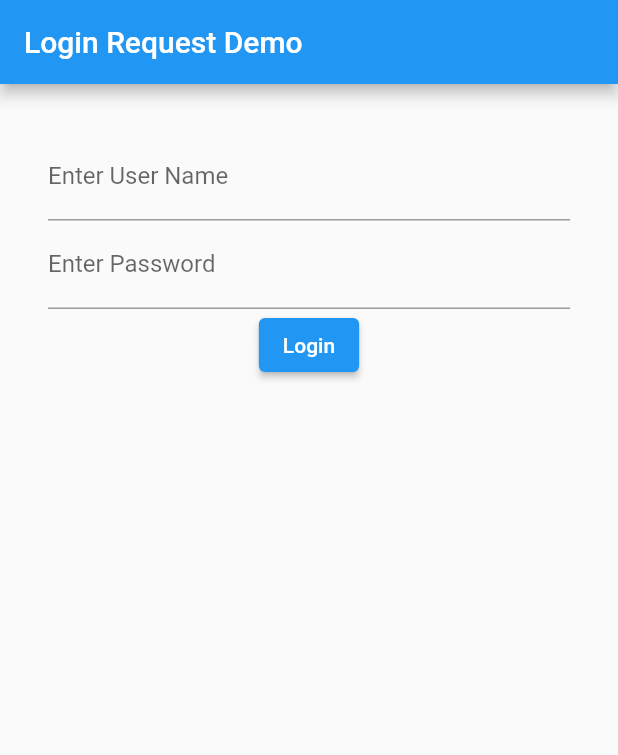
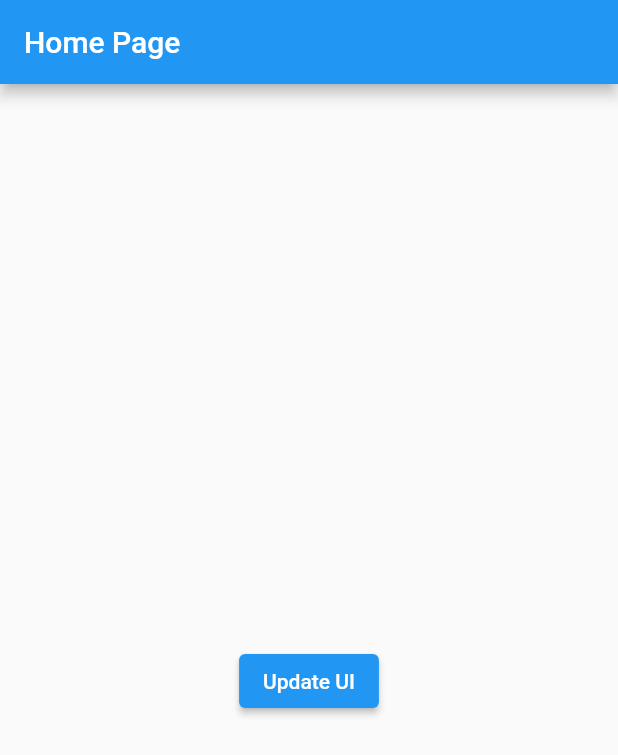
Before and after one commit to 4643880/Tech-Flutter, a Flutter app: the screen it shows after launch, on a phone screen of 412 x 824 dp. Shown: the top 755 px of the screen. Run offline on Flutter 3.47's test engine with Material 2 defaults, Android fonts, the phone set to English and light mode, and no system bars; accounts and stored records are empty.

Commit message:
Generic Model & Provider Ends Here

```diff
--- /dev/null
+++ b/lib/api_response.dart
@@ -0,0 +1,64 @@
+class ApiResponse<T extends AppDataModel> {
+  String? message;
+  int? statusCode;
+  T? data;
+
+  ApiResponse({
+    required this.message,
+    required this.statusCode,
+    required this.data,
+  });
+
+  ApiResponse.fromJson(Map<String, dynamic> json, T myData) {
+    message = json["message"];
+    statusCode = json["statusCode"];
+    data = myData;
+  }
+
+  Map<String, dynamic> toJson() {
+    return {
+      "message": message,
+      "statusCode": statusCode,
+      "data": data?.toJson(),
+    };
+  }
+}
+
+abstract class AppDataModel {
+  Map<String, dynamic> toJson();
+}
+
+class AppUserModel extends AppDataModel {
+  int? id;
+  String? email;
+  String? phone;
+  String? password;
+  String? accessToken;
+
+  AppUserModel({
+    this.id,
+    this.email,
+    this.phone,
+    this.password,
+    this.accessToken,
+  });
+
+  AppUserModel.fromJson(Map<String, dynamic> json) {
+    id = json["id"];
+    email = json["email"];
+    phone = json["phone"];
+    password = json["password"];
+    accessToken = json["accessToken"];
+  }
+
+  @override
+  Map<String, dynamic> toJson() {
+    return {
+      "id": id,
+      "email": email,
+      "phone": phone,
+      "password": password,
+      "accessToken": accessToken,
+    };
+  }
+}
--- a/lib/login_page.dart
+++ /dev/null
@@ -1,113 +0,0 @@
-import 'package:flutter/material.dart';
-import 'package:tech_idara_app/main_page.dart';
-import 'package:tech_idara_app/models/login_model.dart';
-import 'dart:convert';
-import 'package:http/http.dart' as http;
-import 'package:shared_preferences/shared_preferences.dart';
-import 'dart:developer' as devtools show log;
-import 'dart:convert' as convert;
-
-extension Log on Object {
-  void log() => devtools.log(toString());
-}
-
-class LoginPage extends StatefulWidget {
-  const LoginPage({Key? key}) : super(key: key);
-
-  @override
-  State<LoginPage> createState() => _LoginPageState();
-}
-
-class _LoginPageState extends State<LoginPage> {
-  UserData? userData;
-  bool isLoading = false;
-  final TextEditingController _userNameController = TextEditingController();
-  final TextEditingController _passwordController = TextEditingController();
-
-  login(BuildContext context) async {
-    try {
-      setState(() {
-        isLoading = true;
-      });
-
-      // Api Starts Here
-      var url = Uri.http('ishaqhassan.com:2000', '/user/signin');
-      var response = await http.post(url, body: {
-        'email': _userNameController.text,
-        'password': _passwordController.text,
-      });
-
-      var jsonString = response.body;
-      var decodedJson = convert.jsonDecode(jsonString) as Map<String, dynamic>;
-      var result = LoginResponse.fromJson(decodedJson);
-      "Decoded".log();
-
-      // Saving object into shared preferences
-      final prefs = await SharedPreferences.getInstance();
-      await prefs.setString(
-        'CREDENTIALS',
-        jsonEncode(result.data?.toJson()),
-      );
-      "Saved in pref".log();
-
-      setState(() {
-        userData = result.data;
-        isLoading = false;
-        _userNameController.clear();
-        _passwordController.clear();
-      });
-      Navigator.popUntil(context, (route) => route.isFirst);
-      Navigator.of(context).pushReplacement(MaterialPageRoute(
-        builder: (context) => MainPage(),
-      ));
-      // await getAllCategories();
-    } catch (e) {
-      e.log();
-      "Something Went Wrong in Login API".log();
-    }
-  }
-
-  @override
-  Widget build(BuildContext context) {
-    return Scaffold(
-      appBar: AppBar(
-        title: const Text('Login Request Demo'),
-      ),
-      body: SingleChildScrollView(
-        child: Container(
-          child: Padding(
-            padding: const EdgeInsets.all(32.0),
-            child: Center(
-              child: Column(
-                children: [
-                  if (!isLoading) ...[
-                    TextField(
-                      controller: _userNameController,
-                      decoration:
-                          const InputDecoration(labelText: "Enter User Name"),
-                    ),
-                    TextField(
-                      controller: _passwordController,
-                      decoration:
-                          const InputDecoration(labelText: "Enter Password"),
-                    ),
-                    ElevatedButton(
-                      onPressed: () {
-                        login(context);
-                      },
-                      child: const Text("Login"),
-                    ),
-                  ],
-                  if (isLoading == true)
-                    const Center(
-                      child: CircularProgressIndicator(),
-                    )
-                ],
-              ),
-            ),
-          ),
-        ),
-      ),
-    );
-  }
-}
--- a/lib/main.dart
+++ b/lib/main.dart
@@ -1,21 +1,20 @@
 import 'dart:convert';
+
 import 'package:flutter/material.dart';
-import 'package:http/http.dart' as http;
-import 'package:shared_preferences/shared_preferences.dart';
-import 'package:tech_idara_app/login_page.dart';
-import 'dart:developer' as devtools show log;
-import 'dart:convert' as convert;
-
-import 'package:tech_idara_app/models/login_model.dart';
-
-import 'main_page.dart';
-
-extension Log on Object {
-  void log() => devtools.log(toString());
-}
+import 'package:provider/provider.dart';
+import 'package:tech_idara_app/api_response.dart';
 
 void main() {
   runApp(const MyApp());
+}
+
+class MyAppState extends ChangeNotifier {
+  AppUserModel? appUserModel;
+
+  updateUser(AppUserModel? newAppUserModel) {
+    appUserModel = newAppUserModel;
+    notifyListeners();
+  }
 }
 
 class MyApp extends StatelessWidget {
@@ -29,99 +28,67 @@ class MyApp extends StatelessWidget {
       theme: ThemeData(
         primarySwatch: Colors.blue,
       ),
-      home: HomeScreen(),
+      home: ChangeNotifierProvider<MyAppState>(
+        create: (context) => MyAppState(),
+        builder: (context, child) {
+          return const HomePage();
+        },
+      ),
     );
   }
 }
 
-class HomeScreen extends StatefulWidget {
-  HomeScreen({Key? key}) : super(key: key);
+class HomePage extends StatelessWidget {
+  const HomePage({Key? key}) : super(key: key);
 
-  @override
-  State<HomeScreen> createState() => _HomeScreenState();
+  AppUserModel? callApi() {
+    String json = """
+{
+    "message": "Success",
+    "statusCode": 200,
+    "data": {
+        "id": 5,
+        "email": "ishaq@ishaqhassan.com",
+        "phone": "123",
+        "password": "123456",
+        "accessToken": "73d73320-82c4-4217-8ba1-0060d7ce4909"
+    }
 }
+""";
+    var decodedJson = jsonDecode(json);
+    // Using Generic
+    var result = ApiResponse<AppUserModel>.fromJson(
+      decodedJson,
+      AppUserModel.fromJson(decodedJson["data"]),
+    );
 
-class _HomeScreenState extends State<HomeScreen> {
-  UserData? data;
-
-  @override
-  void initState() {
-    loadFromLocal();
-    super.initState();
-  }
-
-  loadFromLocal() async {
-    // Saving object into shared preferences
-    final prefs = await SharedPreferences.getInstance();
-
-    // Fetching Data
-    if (prefs.containsKey("CREDENTIALS")) {
-      String? getdata = prefs.getString("CREDENTIALS");
-      final decodedData = json.decode(getdata ?? "");
-
-      setState(() {
-        data = UserData.fromJson(decodedData);
-      });
-    }
-    print("loaded");
-
-    // Remove data for the 'counter' key.
-    // final success = await prefs.remove('CREDENTIALS');
-    // print("Deleted...");
+    return result.data;
   }
 
   @override
   Widget build(BuildContext context) {
     return Scaffold(
-      body: (data?.accessToken == null) ? const LoginPage() : MainPage(),
+      appBar: AppBar(
+        title: const Text('Home Page'),
+      ),
+      body: Center(
+        child: Column(
+          mainAxisAlignment: MainAxisAlignment.center,
+          children: [
+            Text(
+              Provider.of<MyAppState>(context).appUserModel?.email ?? "",
+              style: Theme.of(context).textTheme.headline5,
+            ),
+            ElevatedButton(
+                onPressed: () {
+                  // Writng false because setting value not getting
+                  Provider.of<MyAppState>(context, listen: false)
+                      .updateUser(callApi());
+                },
+                child: const Text("Update UI"))
+          ],
+        ),
+      ),
     );
   }
 }
-
-
-
-// void saveDataLocally(BuildContext context) async {
-// var gettingBool = Form.of(context)?.validate();
-
-// if (gettingBool == true) {
-//   final prefs = await SharedPreferences.getInstance();
-//   // Save an String value to 'action' key.
-//   await prefs.setString('name', nameController.text);
-
-//     String jsonResponse = '''
-//       {
-//           "message": "Success",
-//           "statusCode": 200,
-//           "data": {
-//               "id": 5,
-//               "email": "ishaq@ishaqhassan.com",
-//               "phone": "123",
-//               "password": "123456",
-//               "accessToken": "3a38a061-8e1f-45fb-a892-c8af38c8b00f"
-//           }
-//       }
-//     ''';
-
-//     var result = UserLoginModel.fromJson(jsonDecode(jsonResponse));
-//     // Save an String value to 'action' key.
-//     await prefs.setString(
-//       'CREDENTIALS',
-//       jsonEncode(result.data?.toJson()),
-//     );
-//   }
-// }
-
-// @override
-// void initState() {
-//   loadFromLocal();
-//   super.initState();
-// }
-
-// loadFromLocal() async {
-//   final prefs = await SharedPreferences.getInstance();
-//   if (prefs.containsKey("CREDENTIALS")) {
-//     String? data = prefs.getString("CREDENTIALS");
-//     UserData result = UserData.fromJson(jsonDecode(data ?? ""));
-//     nameController.text = result.accessToken ?? "";
-//   }
-// }
--- a/lib/models/login_model.dart
+++ /dev/null
@@ -1,51 +0,0 @@
-class LoginResponse {
-  String? message;
-  int? statusCode;
-  UserData? data;
-
-  LoginResponse({this.message, this.statusCode, this.data});
-
-  LoginResponse.fromJson(Map<String, dynamic> json) {
-    message = json['message'];
-    statusCode = json['statusCode'];
-    data = json['data'] != null ? new UserData.fromJson(json['data']) : null;
-  }
-
-  Map<String, dynamic> toJson() {
-    final Map<String, dynamic> data = new Map<String, dynamic>();
-    data['message'] = this.message;
-    data['statusCode'] = this.statusCode;
-    if (this.data != null) {
-      data['data'] = this.data!.toJson();
-    }
-    return data;
-  }
-}
-
-class UserData {
-  int? id;
-  String? email;
-  String? phone;
-  String? password;
-  String? accessToken;
-
-  UserData({this.id, this.email, this.phone, this.password, this.accessToken});
-
-  UserData.fromJson(Map<String, dynamic> json) {
-    id = json['id'];
-    email = json['email'];
-    phone = json['phone'];
-    password = json['password'];
-    accessToken = json['accessToken'];
-  }
-
-  Map<String, dynamic> toJson() {
-    final Map<String, dynamic> data = new Map<String, dynamic>();
-    data['id'] = this.id;
-    data['email'] = this.email;
-    data['phone'] = this.phone;
-    data['password'] = this.password;
-    data['accessToken'] = this.accessToken;
-    return data;
-  }
-}
--- a/pubspec.yaml
+++ b/pubspec.yaml
@@ -37,6 +37,7 @@ dependencies:
   image_picker: ^0.8.5+3
   http: ^0.13.5
   shared_preferences: ^2.0.15
+  provider: ^6.0.3
 
 dev_dependencies:
   flutter_test:
```
Also changed, not shown: lib/main_page.dart (deleted, +0 -61 lines), pubspec.lock.
